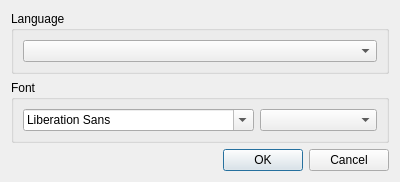
mehdioa/qtmind, file src/preferences.ui: the form before one commit.
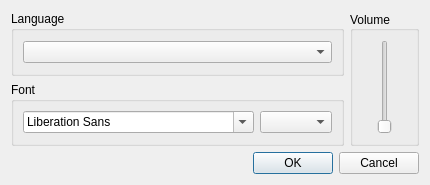
The form after the commit.

```diff
--- a/src/preferences.ui
+++ b/src/preferences.ui
@@ -6,16 +6,26 @@
    <rect>
     <x>0</x>
     <y>0</y>
-    <width>400</width>
-    <height>179</height>
+    <width>385</width>
+    <height>185</height>
    </rect>
   </property>
   <property name="windowTitle">
    <string notr="true"/>
   </property>
+  <layout class="QVBoxLayout" name="verticalLayout_2">
+   <item>
+    <layout class="QHBoxLayout" name="horizontalLayout_2">
+     <item>
   <layout class="QVBoxLayout" name="verticalLayout">
    <item>
     <widget class="QGroupBox" name="groupBox">
+         <property name="sizePolicy">
+          <sizepolicy hsizetype="Expanding" vsizetype="Preferred">
+           <horstretch>0</horstretch>
+           <verstretch>0</verstretch>
+          </sizepolicy>
+         </property>
      <property name="title">
       <string>Language</string>
      </property>
@@ -28,6 +38,12 @@
    </item>
    <item>
     <widget class="QGroupBox" name="groupBox_2">
+         <property name="sizePolicy">
+          <sizepolicy hsizetype="Expanding" vsizetype="Preferred">
+           <horstretch>0</horstretch>
+           <verstretch>0</verstretch>
+          </sizepolicy>
+         </property>
      <property name="title">
       <string>Font</string>
      </property>
@@ -49,12 +65,73 @@
      </layout>
     </widget>
    </item>
+      </layout>
+     </item>
+     <item>
+      <widget class="QGroupBox" name="groupBox_3">
+       <property name="sizePolicy">
+        <sizepolicy hsizetype="Preferred" vsizetype="Expanding">
+         <horstretch>0</horstretch>
+         <verstretch>0</verstretch>
+        </sizepolicy>
+       </property>
+       <property name="title">
+        <string>Volume</string>
+       </property>
+       <property name="alignment">
+        <set>Qt::AlignLeading|Qt::AlignLeft|Qt::AlignVCenter</set>
+       </property>
+       <layout class="QHBoxLayout" name="horizontalLayout_3">
+        <item>
+         <widget class="QSlider" name="volumeVerticalSlider">
+          <property name="sizePolicy">
+           <sizepolicy hsizetype="Fixed" vsizetype="Expanding">
+            <horstretch>0</horstretch>
+            <verstretch>0</verstretch>
+           </sizepolicy>
+          </property>
+          <property name="maximum">
+           <number>100</number>
+          </property>
+          <property name="value">
+           <number>0</number>
+          </property>
+          <property name="orientation">
+           <enum>Qt::Vertical</enum>
+          </property>
+         </widget>
+        </item>
+       </layout>
+      </widget>
+     </item>
+    </layout>
+   </item>
+   <item>
+    <layout class="QHBoxLayout" name="horizontalLayout_4">
+     <item>
+      <widget class="QLabel" name="noteTextLabel"/>
+     </item>
+     <item>
+      <spacer name="horizontalSpacer">
+       <property name="orientation">
+        <enum>Qt::Horizontal</enum>
+       </property>
+       <property name="sizeHint" stdset="0">
+        <size>
+         <width>40</width>
+         <height>20</height>
+        </size>
+       </property>
+      </spacer>
+     </item>
    <item>
     <widget class="QDialogButtonBox" name="acceptRejectButtonBox">
      <property name="standardButtons">
       <set>QDialogButtonBox::Cancel|QDialogButtonBox::Ok</set>
      </property>
     </widget>
+     </item>
+    </layout>
    </item>
   </layout>
  </widget>
```
Lines whose indentation alone changed are shown as unchanged.
